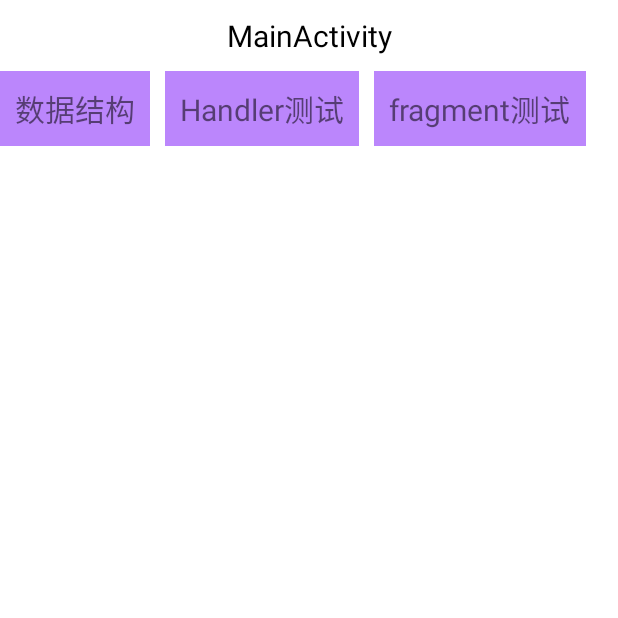
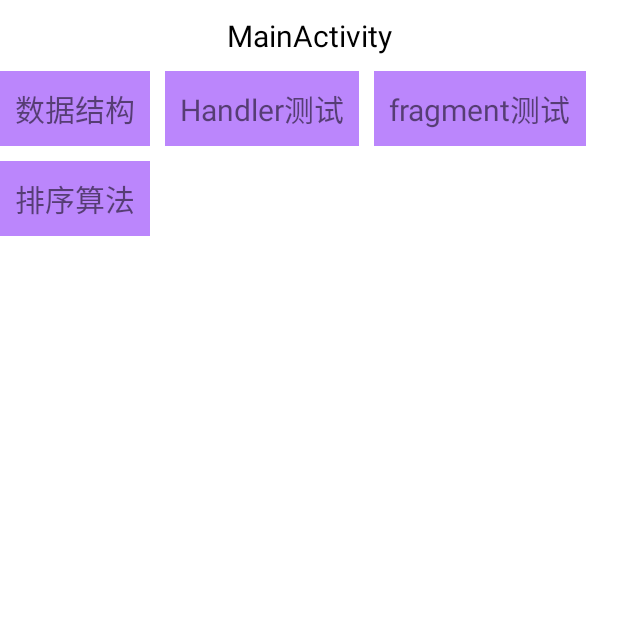
Before and after one commit to L-shopkeeper/LearningDemo, an Android app: the screen it shows after launch (MainActivity), on a phone screen of 412 x 824 dp, the top half of it. Run offline under Robolectric (Android 15) with nearby library versions, the phone set to English and light mode, and no system bars.

Commit message:
【1.02】学习排序算法之冒泡排序，快速排序

```diff
--- a/app/src/main/AndroidManifest.xml
+++ b/app/src/main/AndroidManifest.xml
@@ -9,7 +9,8 @@
         android:roundIcon="@mipmap/ic_launcher_round"
         android:supportsRtl="true"
         android:theme="@style/Theme.JingyiDemo">
-        <activity android:name=".fragmenttest.FragmentTestActivity"></activity>
+        <activity android:name=".sortalgorithm.SortAlgorithmActivity"></activity>
+        <activity android:name=".fragmenttest.FragmentTestActivity" />
         <activity android:name=".handlertest.HandlerSecondActivity" />
         <activity android:name=".handlertest.HandlerTestActivity" />
         <activity android:name=".datastructure.DataStructureTestActivity" />
--- a/app/src/main/java/com/example/jingyidemo/MainActivity.java
+++ b/app/src/main/java/com/example/jingyidemo/MainActivity.java
@@ -12,9 +12,11 @@ import com.example.jingyidemo.utils.JumpUtils;
 
 public class MainActivity extends AppCompatActivity implements View.OnClickListener {
 
+    public static final String LOG_TAG = "jingyidebug";
     private TextView dataStructureTv;
     private TextView handlerTestTv;
     private TextView fragmentTestTv;
+    private TextView sortAlgorithmTv;
 
 
     @Override
@@ -30,12 +32,14 @@ public class MainActivity extends AppCompatActivity implements View.OnClickListe
         dataStructureTv = findViewById(R.id.data_structure_activity_jump_tv);
         handlerTestTv = findViewById(R.id.handler_test_activity_jump_tv);
         fragmentTestTv = findViewById(R.id.fragment_test_activity_jump_tv);
+        sortAlgorithmTv = findViewById(R.id.sort_algorithm_activity_jump_tv);
     }
 
     private void initListener() {
         dataStructureTv.setOnClickListener(this);
         handlerTestTv.setOnClickListener(this);
         fragmentTestTv.setOnClickListener(this);
+        sortAlgorithmTv.setOnClickListener(this);
     }
 
     @Override
@@ -46,6 +50,8 @@ public class MainActivity extends AppCompatActivity implements View.OnClickListe
             JumpUtils.getInstance().jumpToHandlerTestActivity(this);
         } else if (view == fragmentTestTv) {
             JumpUtils.getInstance().jumpToFragmentTestActivity(this);
+        } else if (view == sortAlgorithmTv) {
+            JumpUtils.getInstance().jumpToSortAlgorithmActivity(this);
         }
     }
 }
--- a/app/src/main/res/layout/activity_main.xml
+++ b/app/src/main/res/layout/activity_main.xml
@@ -53,5 +53,15 @@
         app:layout_constraintTop_toBottomOf="@id/main_activity_name_tv"
         app:layout_constraintLeft_toRightOf="@id/handler_test_activity_jump_tv" />
 
-
+    <TextView
+        android:id="@+id/sort_algorithm_activity_jump_tv"
+        android:layout_width="wrap_content"
+        android:layout_height="wrap_content"
+        android:textSize="20dp"
+        android:text="排序算法"
+        android:padding="10dp"
+        android:layout_marginTop="10dp"
+        android:background="@color/purple_200"
+        app:layout_constraintTop_toBottomOf="@id/data_structure_activity_jump_tv"
+        app:layout_constraintLeft_toLeftOf="parent" />
 </androidx.constraintlayout.widget.ConstraintLayout>
```
Also changed, not shown: app/src/main/java/com/example/jingyidemo/datastructure/DataStructureTestActivity.java (+14 -14 lines), app/src/main/java/com/example/jingyidemo/sortalgorithm/SortAlgorithmActivity.java (added, +144 -0 lines), app/src/main/java/com/example/jingyidemo/utils/JumpUtils.java (+13 -0 lines), app/src/main/res/layout/activity_sort_algorithm.xml (added, +38 -0 lines).
